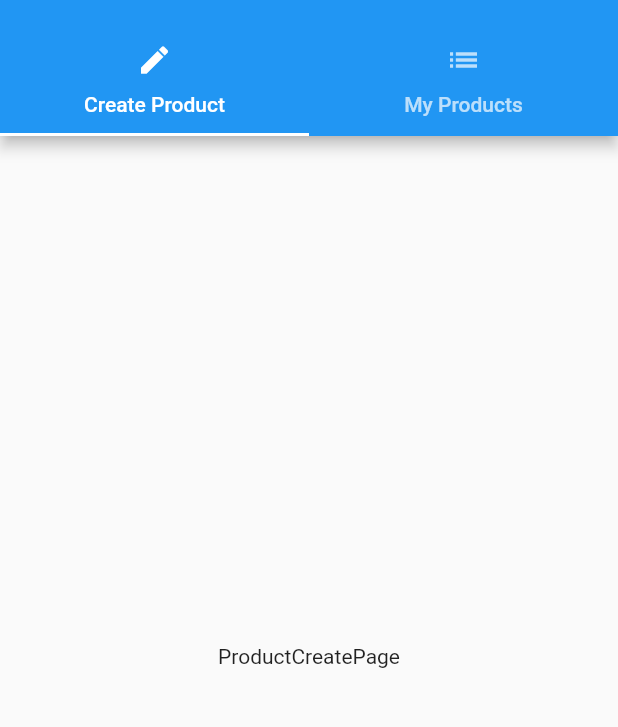
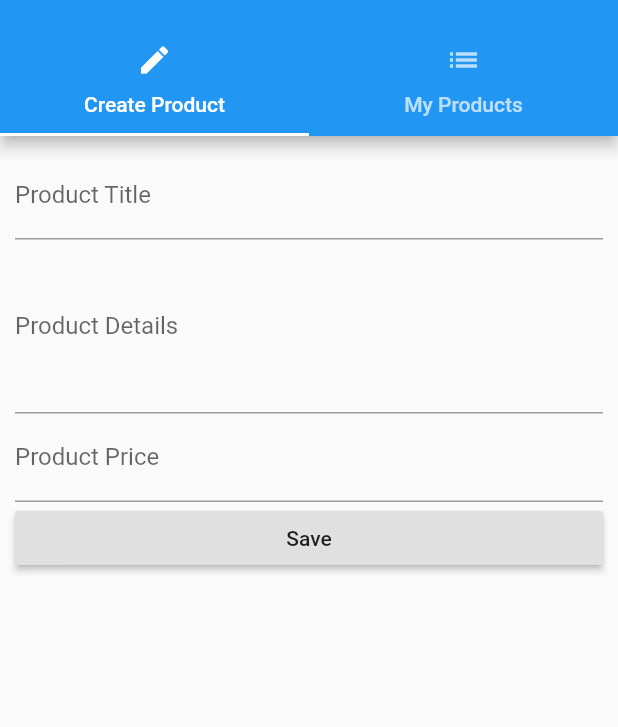
Before and after one commit to m-zaink/FristApp, a Flutter app: the ProductAdmin screen opened by its route, on a phone screen of 412 x 824 dp, the part 59-786 px from its top. Run offline on Flutter 3.47's test engine with Material 2 defaults, Android fonts, the phone set to English and light mode, and no system bars.

Commit message:
Implemented Create Product Tab in ManageProduct Page.
This was huge and beautiful.
* Implemented product_create_page logic.
* Add appropriate details on to Modal Sheet
Things learnt :
* TextField widget.
* Navigation reloaded.

```diff
--- a/lib/main.dart
+++ b/lib/main.dart
@@ -2,7 +2,6 @@ import 'package:flutter/material.dart';
 
 import './pages/products_page.dart';
 import './pages/product_admin.dart';
-import 'package:english_words/english_words.dart';
 
 //This is the driver class through which the app is initiated.
 
@@ -18,8 +17,7 @@ class MyApp extends StatefulWidget {
 class _MyAppState extends State<MyApp> {
   final TextStyle textStyle = TextStyle(fontSize: 20.0);
 
-  List<Map<String, String>> _products = [];
-  WordPair _wordPair;
+  List<Map<String, dynamic>> _products = [];
 
   void _deleteProduct(int index) {
     setState(() {
@@ -27,11 +25,9 @@ class _MyAppState extends State<MyApp> {
     });
   }
 
-  void _addProduct() {
-    _wordPair = WordPair.random();
+  void _addProduct(Map<String, dynamic> product) {
     setState(() {
-      _products
-          .add({'title': _wordPair.asPascalCase, 'image': 'assets/hawaii.jpg'});
+      _products.add(product);
     });
   }
 
@@ -41,8 +37,8 @@ class _MyAppState extends State<MyApp> {
       title: 'Stateful App',
       // home: AuthPage(),
       routes: {
-        '/': (context) => ProductsPage(_products, _addProduct, _deleteProduct),
-        '/admin': (context) => ProductAdmin(),
+        '/': (context) => ProductsPage(_products, _deleteProduct),
+        '/admin': (context) => ProductAdmin(_addProduct),
       },
       // onGenerateRoute:
       // onUnknownRoute:
--- a/lib/pages/product_admin.dart
+++ b/lib/pages/product_admin.dart
@@ -4,6 +4,10 @@ import './tab_pages/product_list_page.dart';
 import './tab_pages/product_create_page.dart';
 
 class ProductAdmin extends StatefulWidget {
+  final Function addProduct;
+
+  ProductAdmin(this.addProduct);
+
   @override
   State<StatefulWidget> createState() {
     return _ProductAdminState();
@@ -21,10 +25,7 @@ class _ProductAdminState extends State<ProductAdmin> {
           ),
           ListTile(
             title: Text('Browse Products'),
-            onTap: () => Navigator.pushReplacementNamed(
-                  context,
-                  '/'
-                ),
+            onTap: () => Navigator.pushReplacementNamed(context, '/'),
           )
         ],
       ),
@@ -54,7 +55,7 @@ class _ProductAdminState extends State<ProductAdmin> {
         ),
         body: TabBarView(
           children: <Widget>[
-            ProductCreatePage(),
+            ProductCreatePage(widget.addProduct),
             ProductListPage(),
           ],
         ),
--- a/lib/pages/tab_pages/product_create_page.dart
+++ b/lib/pages/tab_pages/product_create_page.dart
@@ -1,8 +1,63 @@
 import 'package:flutter/material.dart';
 
-class ProductCreatePage extends StatelessWidget {
+class ProductCreatePage extends StatefulWidget {
+  final Function addProduct;
+
+  ProductCreatePage(this.addProduct);
+
+  @override
+  State<StatefulWidget> createState() {
+    return _ProductCreatePageState();
+  }
+}
+
+class _ProductCreatePageState extends State<ProductCreatePage> {
+  String _title, _details;
+  double _price;
+
   @override
   Widget build(BuildContext context) {
-    return Center(child: Text('ProductCreatePage'));
+    return Container(
+      margin: EdgeInsets.all(10.0),
+      child: ListView(
+        children: <Widget>[
+          TextField(
+            decoration: InputDecoration(
+              labelText: 'Product Title',
+            ),
+            onChanged: (String value) {
+              _title = value;
+            },
+          ),
+          TextField(
+            maxLines: 4,
+            decoration: InputDecoration(labelText: 'Product Details'),
+            onChanged: (String value) {
+              _details = value;
+            },
+          ),
+          TextField(
+            keyboardType: TextInputType.number,
+            decoration: InputDecoration(labelText: 'Product Price'),
+            onChanged: (String value) {
+              _price = double.parse(value);
+            },
+          ),
+          RaisedButton(
+            child: Text('Save'),
+            onPressed: () {
+              Map<String, dynamic> product = {
+                'title': _title,
+                'details': _details,
+                'price': _price,
+                'image': 'assets/hawaii.jpg',
+              };
+              widget.addProduct(product);
+              Navigator.pushReplacementNamed(context, '/');
+            },
+          )
+        ],
+      ),
+    );
   }
 }
--- a/lib/pages/util/product_card.dart
+++ b/lib/pages/util/product_card.dart
@@ -6,7 +6,7 @@ import '../product_details.dart';
 //render a card.
 
 class ProductCard extends StatefulWidget {
-  final Map<String, String> productDetails;
+  final Map<String, dynamic> productDetails;
   final TextStyle textStyle = TextStyle(fontSize: 20);
   final Function deleteProduct;
   final int index;
@@ -29,7 +29,7 @@ class _ProductCardState extends State<ProductCard> {
             builder: (context) {
               return ProductDetails(
                 index: widget.index,
-                details: widget.productDetails['title'],
+                details: widget.productDetails['details'],
               );
             });
       },
```
Also changed, not shown: lib/pages/products_page.dart (+4 -20 lines).
